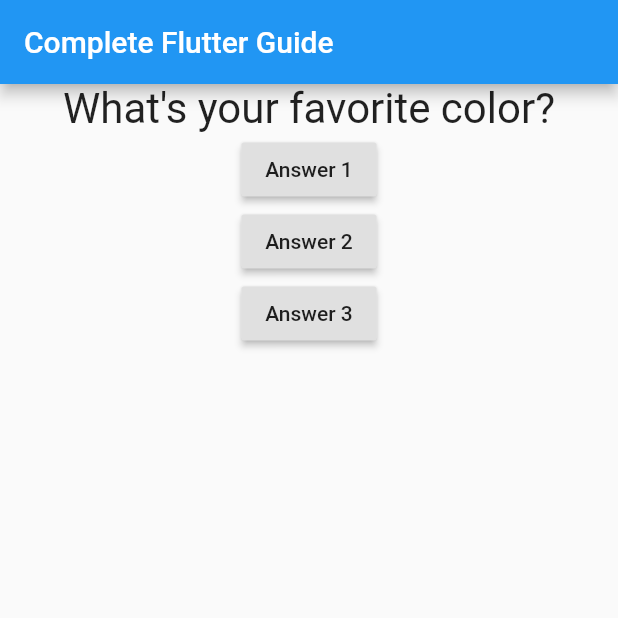
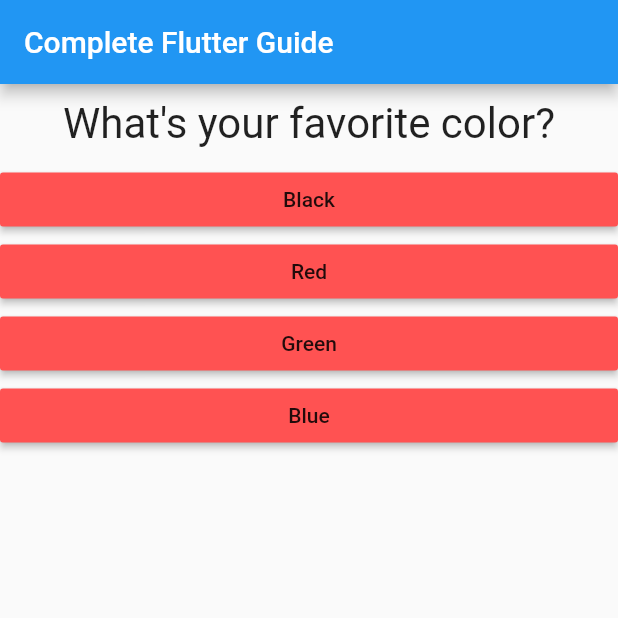
Before and after one commit to ColinMcC76/flutter_complete_guide, a Flutter app: the screen it shows after launch, on a phone screen of 412 x 824 dp, the top half of it. Run offline on Flutter 3.47's test engine with Material 2 defaults, Android fonts, the phone set to English and light mode, and no system bars.

Commit message:
added individual answer widget, moved state to the widget.

```diff
--- /dev/null
+++ b/lib/answer.dart
@@ -0,0 +1,18 @@
+import 'package:flutter/material.dart';
+
+class Answer extends StatelessWidget {
+  final Function selectHandler;
+  final String answerText;
+  Answer(this.selectHandler,this.answerText);
+  @override
+  Widget build(BuildContext context) {
+    return Container(
+      width: double.infinity ,
+      child: RaisedButton(
+        color: Colors.redAccent,
+        child: Text(answerText),
+        onPressed: selectHandler,
+      ),
+    );
+  }
+}
--- a/lib/main.dart
+++ b/lib/main.dart
@@ -1,6 +1,7 @@
 import 'package:flutter/material.dart';
 
 import './question.dart';
+import './answer.dart';
 
 void main() => runApp(MyApp());
 
@@ -19,9 +20,23 @@ class _MyAppState extends State<MyApp> {
   @override
   Widget build(BuildContext context) {
     var questions = [
-      "What's your favorite color?",
-      "What's your favorite animal?",
+      {
+        'questionText': "What's your favorite color?",
+        'answers': ['Black', 'Red', 'Green', 'Blue'],
+      },
+      {
+        'questionText': "What's your favorite animal?",
+        'answers': ['Rabbit', 'Dog', 'Cat', 'Bird']
+      },
+      {
+        'questionText': "What's your favorite music genre",
+        'answers': ['Rock', 'Country', 'R&b', 'Funk']
+      }
     ];
+    //
+
+    // "What's your favorite animal?",
+    ;
     return MaterialApp(
       home: Scaffold(
         appBar: AppBar(
@@ -30,20 +45,11 @@ class _MyAppState extends State<MyApp> {
         body: Column(
           children: [
             Question(
-              questions[_questionIndex],
+              questions[_questionIndex]['questionText'],
             ),
-            RaisedButton(
-              child: Text('Answer 1'),
-              onPressed: _answerQuestion,
-            ),
-            RaisedButton(
-              child: Text('Answer 2'),
-              onPressed: () => {print('Answer 2 confirmed')},
-            ),
-            RaisedButton(
-              child: Text('Answer 3'),
-              onPressed: () => {print('Answer 3 confirmed')},
-            ),
+            ...(questions[_questionIndex]['answers']as List<String>).map((answer){
+              return Answer(_answerQuestion, answer);
+            }).toList()
           ],
         ),
       ),
--- a/lib/question.dart
+++ b/lib/question.dart
@@ -9,6 +9,7 @@ class Question extends StatelessWidget {
   Widget build(BuildContext context) {
     return Container(
       width: double.infinity,
+      margin: EdgeInsets.all(10),
       child: Text(
         questionText,
         style: TextStyle(fontSize: 28),
```
